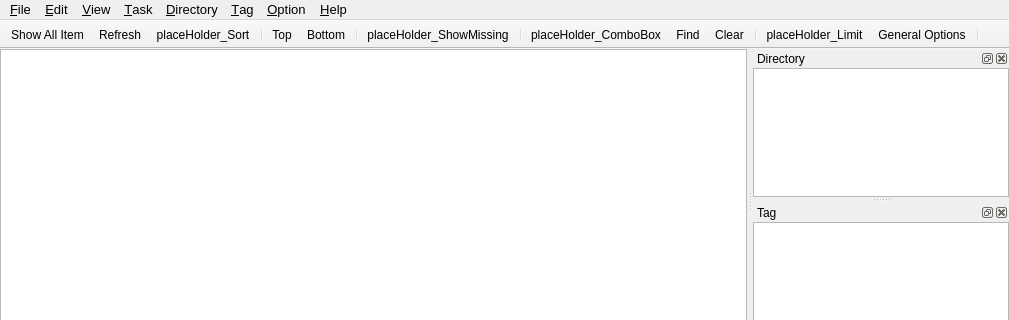
Old version of the form src/mainwindow.ui in the repository ambiesoft/SceneExplorer; both pictures show x 0 to 1009 and y 0 to 320 of the 1009 by 590 pixel window.
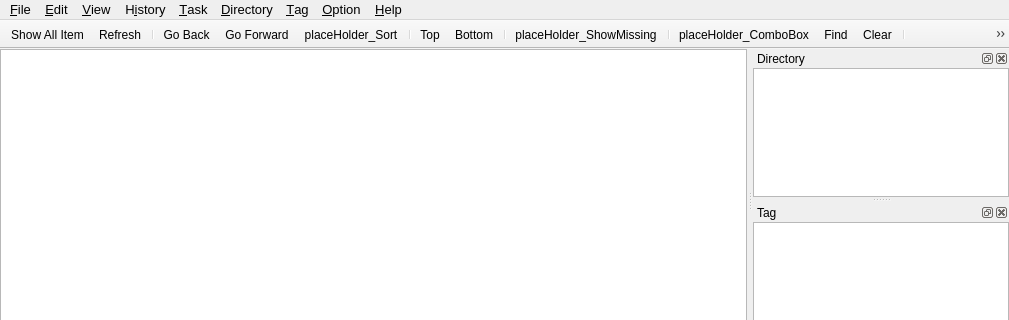
New version of the form. Icons and pictures are not drawn. Custom widgets are drawn as their Qt base class.

Commit message: Add History of Item Selection

What changed in the file:
```diff
--- a/src/mainwindow.ui
+++ b/src/mainwindow.ui
@@ -246,9 +246,18 @@
     <addaction name="separator"/>
     <addaction name="action_Property"/>
    </widget>
+   <widget class="QMenu" name="menu_History">
+    <property name="title">
+     <string>H&amp;istory</string>
+    </property>
+    <addaction name="action_GoBack"/>
+    <addaction name="action_GoForward"/>
+    <addaction name="separator"/>
+   </widget>
    <addaction name="menu_File"/>
    <addaction name="menu_Edit"/>
    <addaction name="menu_View"/>
+   <addaction name="menu_History"/>
    <addaction name="menu_Task"/>
    <addaction name="menu_Directory"/>
    <addaction name="menu_Tag"/>
@@ -278,6 +287,9 @@
    </attribute>
    <addaction name="action_ShowAllItem"/>
    <addaction name="action_Refresh"/>
+   <addaction name="separator"/>
+   <addaction name="action_GoBack"/>
+   <addaction name="action_GoForward"/>
    <addaction name="placeHolder_Sort"/>
    <addaction name="separator"/>
    <addaction name="action_Top"/>
@@ -1055,6 +1067,24 @@
     <string>P&amp;roperty...</string>
    </property>
   </action>
+  <action name="action_GoBack">
+   <property name="icon">
+    <iconset resource="resource.qrc">
+     <normaloff>:/resource/images/left-arrow.png</normaloff>:/resource/images/left-arrow.png</iconset>
+   </property>
+   <property name="text">
+    <string>Go Back</string>
+   </property>
+  </action>
+  <action name="action_GoForward">
+   <property name="icon">
+    <iconset resource="resource.qrc">
+     <normaloff>:/resource/images/right-arrow.png</normaloff>:/resource/images/right-arrow.png</iconset>
+   </property>
+   <property name="text">
+    <string>Go Forward</string>
+   </property>
+  </action>
  </widget>
  <layoutdefault spacing="6" margin="11"/>
  <customwidgets>
```
The commit also changes 13 other files.
